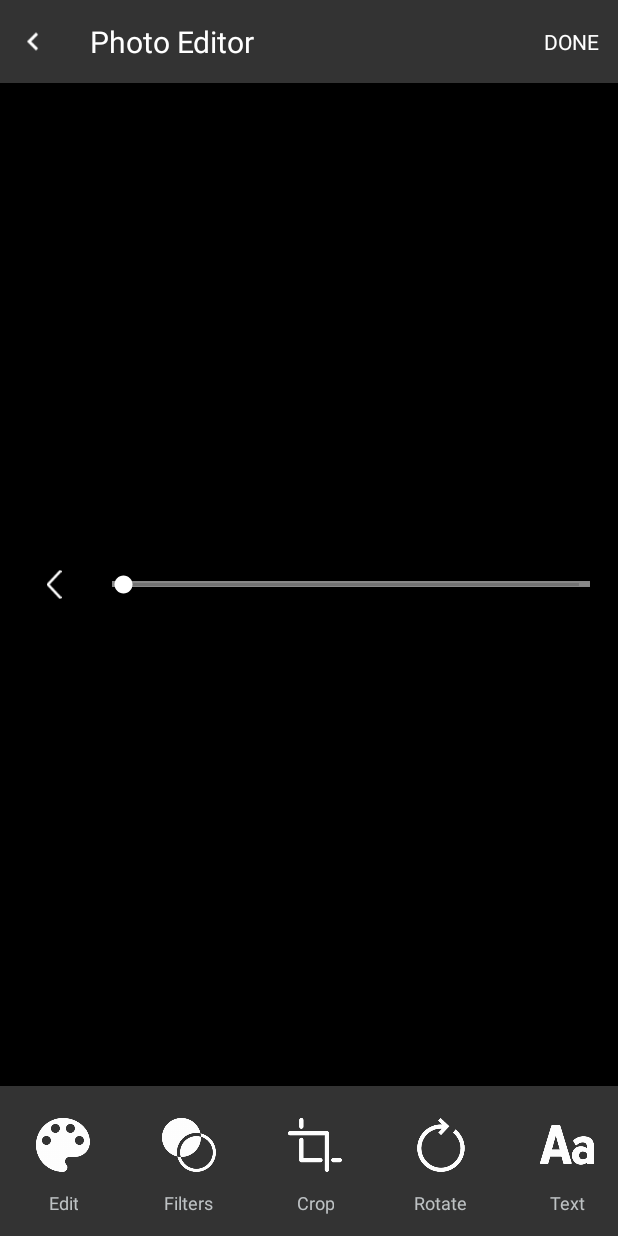
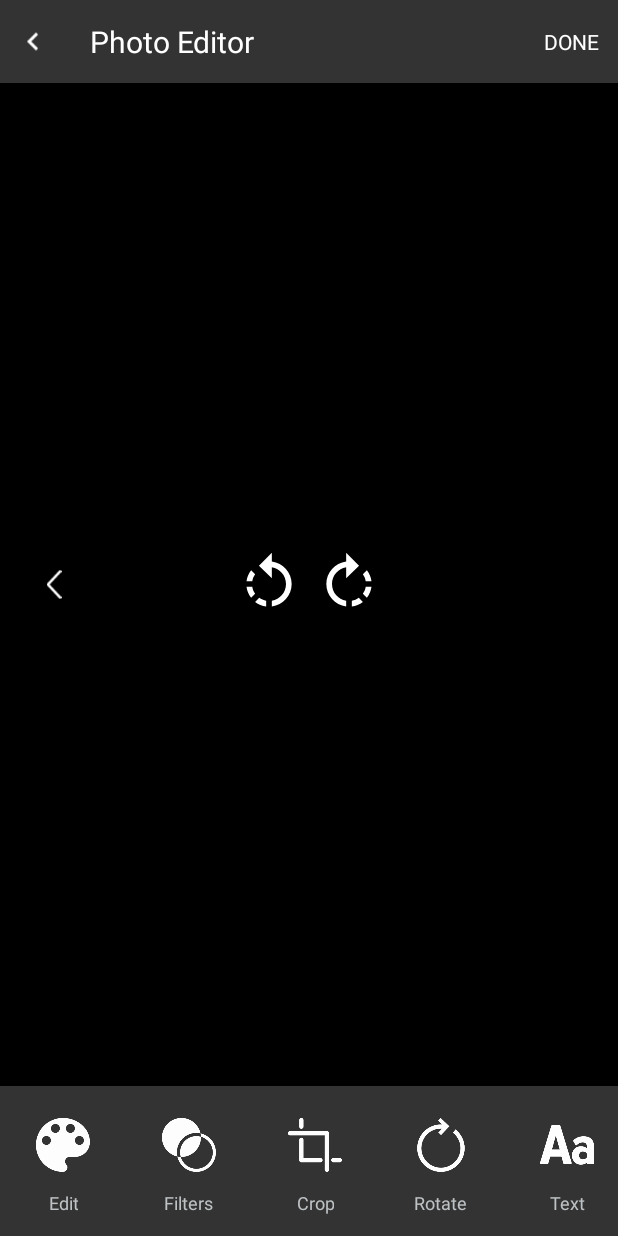
Before and after one commit to iamutkarshtiwari/Ananas, an Android app: the fragment RotateFragment placed in its activity, on a phone screen of 412 x 824 dp. Run offline under Robolectric (Android 15) with nearby library versions, the phone set to English and light mode, and no system bars; our stand-ins replace RxJava; libraries missing offline, so code that uses them is left out: com.theartofdev.edmodo; plain views replace CropImageView; 1 statement that could not run was skipped.

Commit message:
Simplify rotate UX

```diff
--- a/ananas/src/main/java/iamutkarshtiwari/github/io/ananas/editimage/fragment/RotateFragment.java
+++ b/ananas/src/main/java/iamutkarshtiwari/github/io/ananas/editimage/fragment/RotateFragment.java
@@ -10,8 +10,7 @@ import android.view.LayoutInflater;
 import android.view.View;
 import android.view.View.OnClickListener;
 import android.view.ViewGroup;
-import android.widget.SeekBar;
-import android.widget.SeekBar.OnSeekBarChangeListener;
+import android.widget.ImageView;
 
 import iamutkarshtiwari.github.io.ananas.BaseActivity;
 import iamutkarshtiwari.github.io.ananas.R;
@@ -26,14 +25,13 @@ import io.reactivex.disposables.Disposable;
 import io.reactivex.schedulers.Schedulers;
 
 
-public class RotateFragment extends BaseEditFragment {
+public class RotateFragment extends BaseEditFragment implements OnClickListener {
     public static final int INDEX = ModuleConfig.INDEX_ROTATE;
-    public static final int MIN_ROTATION_DEGREE = 0;
-    public static final int MAX_ROTATION_DEGREE = 360;
     public static final String TAG = RotateFragment.class.getName();
 
+    private static final int RIGHT_ANGLE = 90;
+
     private View mainView;
-    private SeekBar seekBar;
     private RotateImageView rotatePanel;
     private Dialog loadingDialog;
 
@@ -61,13 +59,18 @@ public class RotateFragment extends BaseEditFragment {
     public void onActivityCreated(Bundle savedInstanceState) {
         super.onActivityCreated(savedInstanceState);
 
+        this.rotatePanel = ensureEditActivity().rotatePanel;
+        setClickListeners();
+    }
+
+    private void setClickListeners() {
         View backToMenu = mainView.findViewById(R.id.back_to_main);
-        seekBar = mainView.findViewById(R.id.rotate_bar);
-        seekBar.setProgress(MIN_ROTATION_DEGREE);
+        backToMenu.setOnClickListener(new BackToMenuClick());
 
-        this.rotatePanel = ensureEditActivity().rotatePanel;
-        backToMenu.setOnClickListener(new BackToMenuClick());
-        seekBar.setOnSeekBarChangeListener(new RotateAngleChange());
+        ImageView rotateLeft = mainView.findViewById(R.id.rotate_left);
+        ImageView rotateRight = mainView.findViewById(R.id.rotate_right);
+        rotateLeft.setOnClickListener(this);
+        rotateRight.setOnClickListener(this);
     }
 
     @Override
@@ -79,7 +82,7 @@ public class RotateFragment extends BaseEditFragment {
 
         activity.rotatePanel.addBit(activity.getMainBit(),
                 activity.mainImage.getBitmapRect());
-        activity.rotateFragment.seekBar.setProgress(MIN_ROTATION_DEGREE);
+
         activity.rotatePanel.reset();
         activity.rotatePanel.setVisibility(View.VISIBLE);
         activity.bannerFlipper.showNext();
@@ -113,8 +116,20 @@ public class RotateFragment extends BaseEditFragment {
         }
     }
 
+    @Override
+    public void onClick(View v) {
+        int id = v.getId();
+        if (id == R.id.rotate_left) {
+            int updatedAngle = rotatePanel.getRotateAngle() - RIGHT_ANGLE;
+            rotatePanel.rotateImage(updatedAngle);
+        } else if (id == R.id.rotate_right) {
+            int updatedAngle = rotatePanel.getRotateAngle() + RIGHT_ANGLE;
+            rotatePanel.rotateImage(updatedAngle);
+        }
+    }
+
     public void applyRotateImage() {
-        if (seekBar.getProgress() == MIN_ROTATION_DEGREE || seekBar.getProgress() == MAX_ROTATION_DEGREE) {
+        if (rotatePanel.getRotateAngle() == 0 || (rotatePanel.getRotateAngle() % 360) == 0) {
             backToMain();
         } else {
             compositeDisposable.clear();
@@ -133,22 +148,6 @@ public class RotateFragment extends BaseEditFragment {
                     });
 
             compositeDisposable.add(applyRotationDisposable);
-        }
-    }
-
-    private final class RotateAngleChange implements OnSeekBarChangeListener {
-        @Override
-        public void onProgressChanged(SeekBar seekBar, int angle,
-                                      boolean fromUser) {
-            rotatePanel.rotateImage(angle);
-        }
-
-        @Override
-        public void onStartTrackingTouch(SeekBar seekBar) {
-        }
-
-        @Override
-        public void onStopTrackingTouch(SeekBar seekBar) {
         }
     }
 
--- /dev/null
+++ b/ananas/src/main/res/drawable/ic_rotate_left_black_24dp.xml
@@ -0,0 +1,5 @@
+<vector android:height="24dp" android:tint="#FFFFFF"
+    android:viewportHeight="24.0" android:viewportWidth="24.0"
+    android:width="24dp" xmlns:android="http://schemas.android.com/apk/res/android">
+    <path android:fillColor="#FF000000" android:pathData="M7.11,8.53L5.7,7.11C4.8,8.27 4.24,9.61 4.07,11h2.02c0.14,-0.87 0.49,-1.72 1.02,-2.47zM6.09,13L4.07,13c0.17,1.39 0.72,2.73 1.62,3.89l1.41,-1.42c-0.52,-0.75 -0.87,-1.59 -1.01,-2.47zM7.1,18.32c1.16,0.9 2.51,1.44 3.9,1.61L11,17.9c-0.87,-0.15 -1.71,-0.49 -2.46,-1.03L7.1,18.32zM13,4.07L13,1L8.45,5.55 13,10L13,6.09c2.84,0.48 5,2.94 5,5.91s-2.16,5.43 -5,5.91v2.02c3.95,-0.49 7,-3.85 7,-7.93s-3.05,-7.44 -7,-7.93z"/>
+</vector>
--- /dev/null
+++ b/ananas/src/main/res/drawable/ic_rotate_right_black_24dp.xml
@@ -0,0 +1,5 @@
+<vector android:height="24dp" android:tint="#FFFFFF"
+    android:viewportHeight="24.0" android:viewportWidth="24.0"
+    android:width="24dp" xmlns:android="http://schemas.android.com/apk/res/android">
+    <path android:fillColor="#FF000000" android:pathData="M15.55,5.55L11,1v3.07C7.06,4.56 4,7.92 4,12s3.05,7.44 7,7.93v-2.02c-2.84,-0.48 -5,-2.94 -5,-5.91s2.16,-5.43 5,-5.91L11,10l4.55,-4.45zM19.93,11c-0.17,-1.39 -0.72,-2.73 -1.62,-3.89l-1.42,1.42c0.54,0.75 0.88,1.6 1.02,2.47h2.02zM13,17.9v2.02c1.39,-0.17 2.74,-0.71 3.9,-1.61l-1.44,-1.44c-0.75,0.54 -1.59,0.89 -2.46,1.03zM16.89,15.48l1.42,1.41c0.9,-1.16 1.45,-2.5 1.62,-3.89h-2.02c-0.14,0.87 -0.48,1.72 -1.02,2.48z"/>
+</vector>
--- a/ananas/src/main/res/layout/fragment_edit_image_rotate.xml
+++ b/ananas/src/main/res/layout/fragment_edit_image_rotate.xml
@@ -5,22 +5,33 @@
     <ImageView
         android:id="@+id/back_to_main"
         android:layout_width="40dp"
+        android:layout_height="wrap_content"
+        android:layout_alignParentLeft="true"
+        android:layout_centerVertical="true"
         android:layout_marginLeft="16dp"
-        android:layout_height="wrap_content"
-        android:layout_centerVertical="true"
         android:src="@drawable/image_edit_back" />
 
-    <iamutkarshtiwari.github.io.ananas.editimage.view.CustomSeekBar
-        android:id="@+id/rotate_bar"
-        android:layout_width="match_parent"
+    <LinearLayout
+        android:id="@+id/rotate_buttons"
+        android:layout_width="wrap_content"
         android:layout_height="wrap_content"
-        android:layout_centerInParent="true"
-        android:layout_margin="10dp"
-        android:layout_marginLeft="8dp"
-        android:layout_toRightOf="@id/back_to_main"
-        android:max="360"
-        android:thumbTint="@color/white"
-        android:layout_marginStart="8dp"
-        android:layout_toEndOf="@id/back_to_main" />
+        android:layout_centerHorizontal="true"
+        android:layout_centerVertical="true"
+        android:orientation="horizontal">
+
+        <ImageView
+            android:id="@+id/rotate_left"
+            android:layout_width="@dimen/rotate_icon_size"
+            android:layout_height="@dimen/rotate_icon_size"
+            android:background="@drawable/ic_rotate_left_black_24dp" />
+
+        <ImageView
+            android:id="@+id/rotate_right"
+            android:layout_width="@dimen/rotate_icon_size"
+            android:layout_height="@dimen/rotate_icon_size"
+            android:background="@drawable/ic_rotate_right_black_24dp"
+            android:layout_marginLeft="@dimen/spacing_small"/>
+
+    </LinearLayout>
 
 </RelativeLayout>
--- a/ananas/src/main/res/values/dimens.xml
+++ b/ananas/src/main/res/values/dimens.xml
@@ -15,4 +15,14 @@
     <dimen name="elevation_2dp">2dp</dimen>
     <dimen name="text_sticker_size">14sp</dimen>
     <dimen name="delete_icon_size">20dp</dimen>
+    <dimen name="rotate_icon_size">45dp</dimen>
+
+    <!--Spacing-->
+    <dimen name="spacing_xxsmall">2dp</dimen>
+    <dimen name="spacing_xsmall">4dp</dimen>
+    <dimen name="spacing_small">8dp</dimen>
+    <dimen name="spacing_medium">16dp</dimen>
+    <dimen name="spacing_large">24dp</dimen>
+    <dimen name="spacing_xlarge">32dp</dimen>
+    <dimen name="spacing_xxlarge">64dp</dimen>
 </resources>
```
